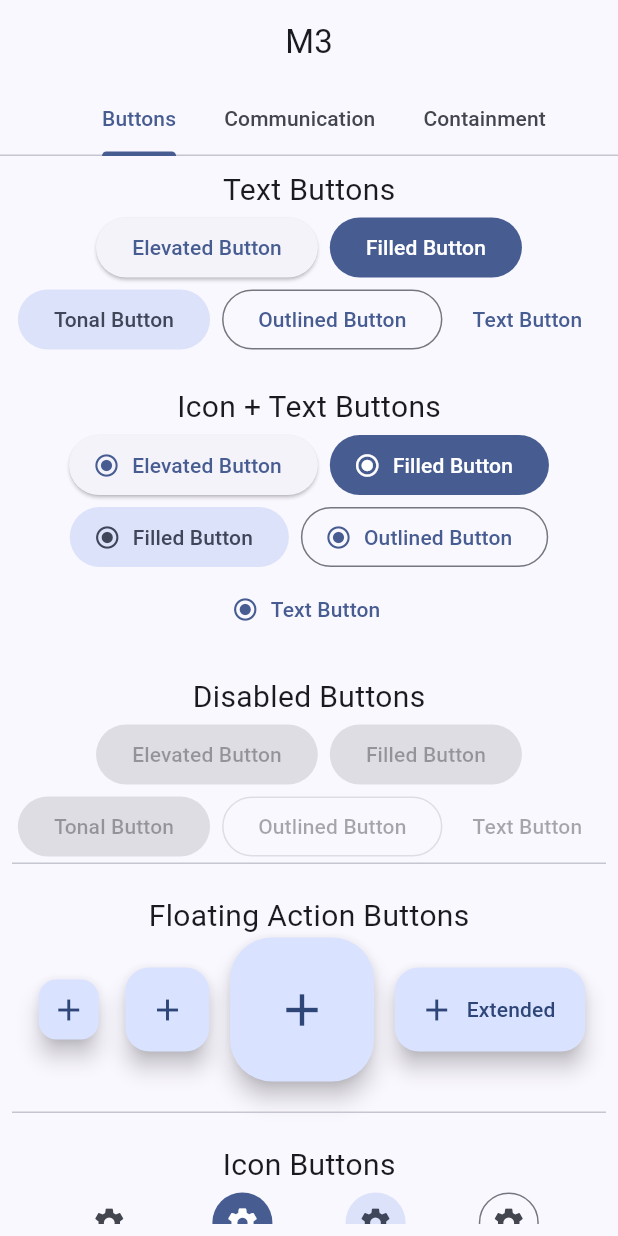
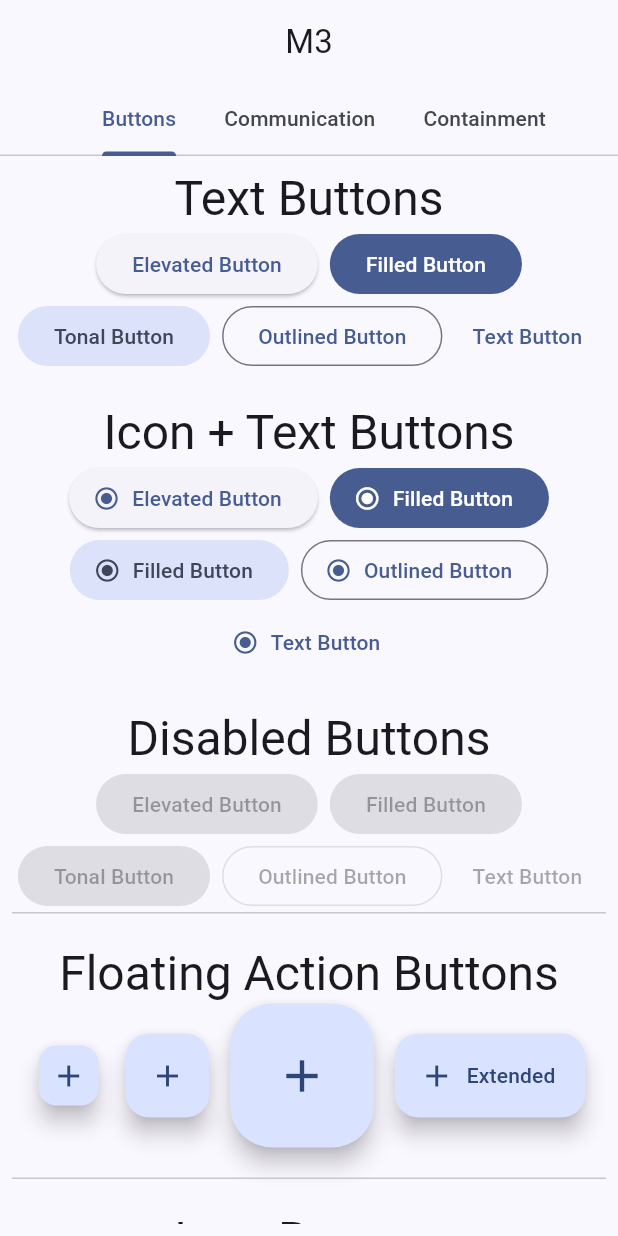
Before and after one commit to VrushankBardolia/material3_widgets, a Flutter app: the screen it shows after launch, on a phone screen of 412 x 824 dp. Run offline on Flutter 3.47's test engine with Material 2 defaults, Android fonts, the phone set to English and light mode, and no system bars.

Commit message:
Heading text formatted

```diff
--- a/lib/buttons.dart
+++ b/lib/buttons.dart
@@ -10,7 +10,7 @@
       child: SingleChildScrollView(
         child: Column(
           children: [
-            const Text('Text Buttons', style: TextStyle(fontSize: 20)),
+            Text('Text Buttons', style: Theme.of(context).textTheme.headlineLarge),
             Wrap(
               spacing: 8,
               alignment: WrapAlignment.center,
@@ -23,7 +23,7 @@
               ],
             ),
             const SizedBox(height: 20),
-            const Text('Icon + Text Buttons', style: TextStyle(fontSize: 20)),
+            Text('Icon + Text Buttons', style: Theme.of(context).textTheme.headlineLarge),
             Wrap(
               spacing: 8,
               alignment: WrapAlignment.center,
@@ -51,7 +51,7 @@
               ],
             ),
             const SizedBox(height: 20),
-            const Text('Disabled Buttons', style: TextStyle(fontSize: 20)),
+            Text('Disabled Buttons', style: Theme.of(context).textTheme.headlineLarge),
             const Wrap(
               spacing: 8,
               alignment: WrapAlignment.center,
@@ -65,8 +65,7 @@
             ),
             const Divider(height: 1),
             const SizedBox(height: 20),
-            const Text('Floating Action Buttons',
-                style: TextStyle(fontSize: 20)),
+            Text('Floating Action Buttons', style: Theme.of(context).textTheme.headlineLarge),
             Row(mainAxisAlignment: MainAxisAlignment.spaceEvenly, children: [
               FloatingActionButton.small(onPressed: () {}, child: const Icon(Icons.add)),
               FloatingActionButton(onPressed: () {}, child: const Icon(Icons.add)),
@@ -79,7 +78,7 @@
             const SizedBox(height: 20),
             const Divider(height: 1),
             const SizedBox(height: 20),
-            const Text('Icon Buttons', style: TextStyle(fontSize: 20)),
+            Text('Icon Buttons', style: Theme.of(context).textTheme.headlineLarge),
             Row(mainAxisAlignment: MainAxisAlignment.spaceEvenly, children: [
               IconButton(onPressed: () {}, icon: const Icon(Icons.settings)),
               IconButton.filled(onPressed: () {}, icon: const Icon(Icons.settings)),
@@ -97,7 +96,7 @@
             const Divider(height: 1),
             const SizedBox(height: 20),
 
-            const Text('Segmented Buttons', style: TextStyle(fontSize: 20)),
+            Text('Segmented Buttons', style: Theme.of(context).textTheme.headlineLarge),
             const SingleChoice(),
             const SizedBox(height: 12),
             const MultipleChoice(),
--- a/lib/communication.dart
+++ b/lib/communication.dart
@@ -10,7 +10,7 @@
       child: SingleChildScrollView(
           child: Column(
             children: [
-              const Text('Badge', style: TextStyle(fontSize: 20)),
+              Text('Badge', style: Theme.of(context).textTheme.headlineLarge),
               const SizedBox(height: 12),
               const Row(
                 mainAxisAlignment: MainAxisAlignment.spaceEvenly,
@@ -23,7 +23,7 @@
               const SizedBox(height: 12),
               const Divider(height: 1),
               const SizedBox(height: 20),
-              const Text('Progress Indicator', style: TextStyle(fontSize: 20)),
+              Text('Progress Indicator', style: Theme.of(context).textTheme.headlineLarge),
               const SizedBox(height: 12),
               const CircularProgressIndicator(),
               const SizedBox(height: 12),
@@ -31,7 +31,7 @@
               const SizedBox(height: 12),
               const Divider(height: 1),
               const SizedBox(height: 20),
-              const Text('Snackbar', style: TextStyle(fontSize: 20)),
+              Text('Snackbar', style: Theme.of(context).textTheme.headlineLarge),
               FilledButton.tonalIcon(
                 label: const Text('Show Snackbar'),
                 icon: const Icon(Icons.message_outlined),
```
